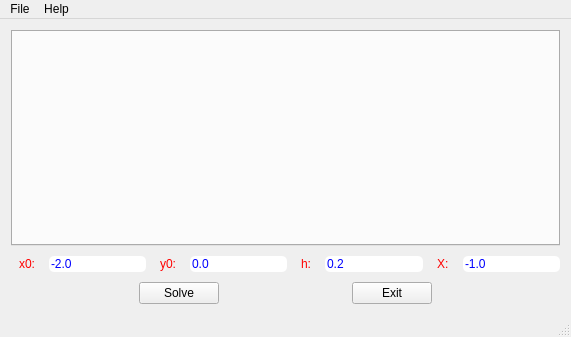
Before: the Qt Designer form mainwindow.ui in war-and-peace/diffEq, drawn with Qt 5.
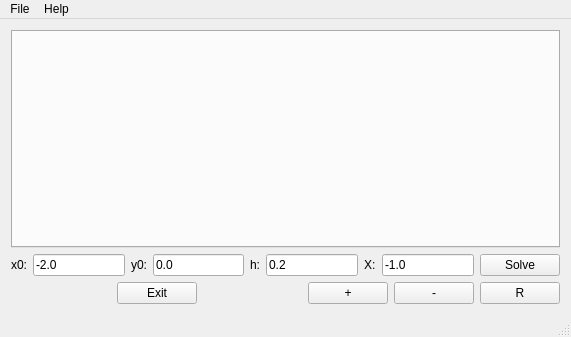
After: the same form once the commit is applied.

Patch:
```diff
--- a/mainwindow.ui
+++ b/mainwindow.ui
@@ -23,8 +23,9 @@
 QLineEdit{
 	size: 10sp;
 	color: blue;
-	border-radius: 5px;
-}</string>
+}
+
+background: darkblue;</string>
   </property>
   <widget class="QWidget" name="centralWidget">
    <layout class="QVBoxLayout" name="verticalLayout">
@@ -96,28 +97,8 @@
         </property>
        </widget>
       </item>
-     </layout>
-    </item>
-    <item>
-     <layout class="QHBoxLayout" name="horizontalLayout_2">
-      <property name="bottomMargin">
-       <number>0</number>
-      </property>
       <item>
-       <spacer name="horizontalSpacer">
-        <property name="orientation">
-         <enum>Qt::Horizontal</enum>
-        </property>
-        <property name="sizeHint" stdset="0">
-         <size>
-          <width>40</width>
-          <height>20</height>
-         </size>
-        </property>
-       </spacer>
-      </item>
-      <item>
-       <widget class="QPushButton" name="pushButton">
+       <widget class="QPushButton" name="Solve">
         <property name="text">
          <string>Solve</string>
         </property>
@@ -126,6 +107,13 @@
         </property>
        </widget>
       </item>
+     </layout>
+    </item>
+    <item>
+     <layout class="QHBoxLayout" name="horizontalLayout_2">
+      <property name="bottomMargin">
+       <number>0</number>
+      </property>
       <item>
        <spacer name="horizontalSpacer_3">
         <property name="orientation">
@@ -140,14 +128,14 @@
        </spacer>
       </item>
       <item>
-       <widget class="QPushButton" name="pushButton_2">
+       <widget class="QPushButton" name="Exit">
         <property name="text">
          <string>Exit</string>
         </property>
        </widget>
       </item>
       <item>
-       <spacer name="horizontalSpacer_2">
+       <spacer name="horizontalSpacer_4">
         <property name="orientation">
          <enum>Qt::Horizontal</enum>
         </property>
@@ -159,6 +147,33 @@
         </property>
        </spacer>
       </item>
+      <item>
+       <widget class="QPushButton" name="zoomIn">
+        <property name="minimumSize">
+         <size>
+          <width>45</width>
+          <height>0</height>
+         </size>
+        </property>
+        <property name="text">
+         <string>+</string>
+        </property>
+       </widget>
+      </item>
+      <item>
+       <widget class="QPushButton" name="zoomOut">
+        <property name="text">
+         <string>-</string>
+        </property>
+       </widget>
+      </item>
+      <item>
+       <widget class="QPushButton" name="Reset">
+        <property name="text">
+         <string>R</string>
+        </property>
+       </widget>
+      </item>
      </layout>
     </item>
    </layout>
```
